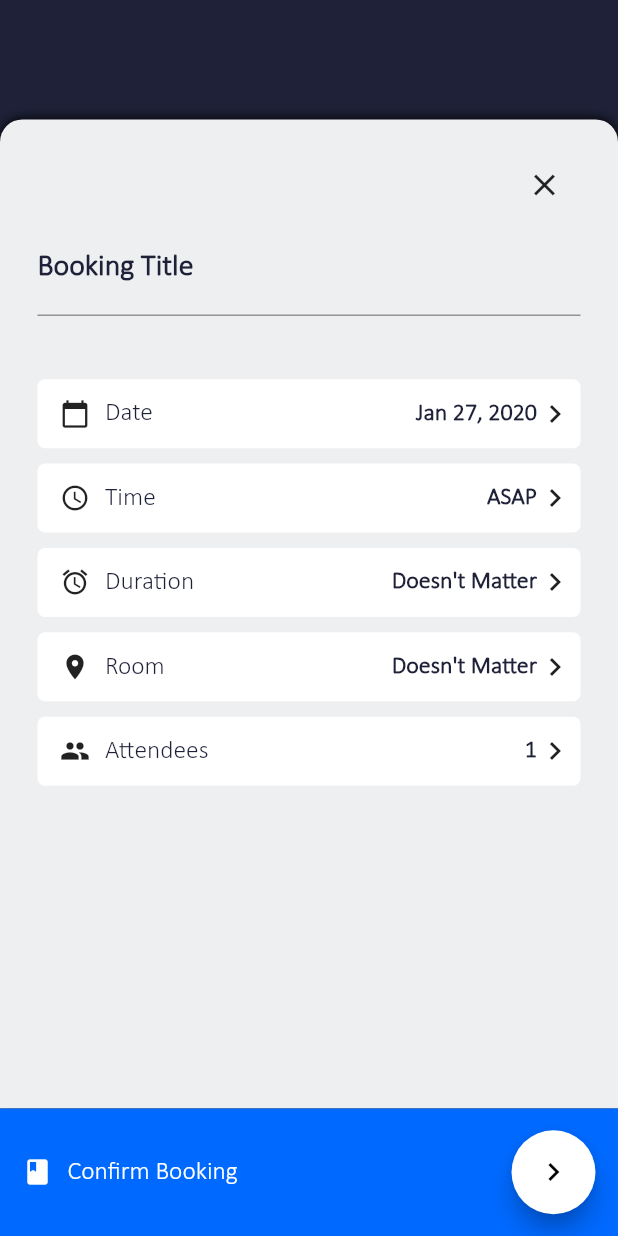
After one commit to TimmyRB/StudyRoomBooking, a Flutter app: the BookPopup screen opened directly, on a phone screen of 412 x 824 dp. The commit adds this screen. Run offline on Flutter 3.47's test engine with Material 2 defaults, Android fonts, the phone set to English and light mode, and no system bars; our stand-ins replace bubble_bottom_bar, cloud_firestore, firebase_auth, table_calendar; missing offline and left inert: barcode_scan_fix; accounts and stored records are empty; project files that could hold a hidden picture were left out.

Commit message:
:sparkles: Added popup to book rooms

```diff
--- /dev/null
+++ b/lib/popups/bookPopup.dart
@@ -0,0 +1,147 @@
+// Packages
+import 'package:flutter/material.dart';
+import 'package:intl/intl.dart';
+
+import 'package:StudyRoomBooking/widgets/fields.dart';
+import 'package:StudyRoomBooking/widgets/buttons.dart';
+
+class BookPopup extends StatefulWidget {
+  BookPopup({Key key}) : super(key: key);
+
+  @override
+  BookPopupState createState() => BookPopupState();
+}
+
+class BookPopupState extends State<BookPopup> {
+  @override
+  void initState() {
+    super.initState();
+  }
+
+  @override
+  void dispose() {
+    super.dispose();
+  }
+
+  @override
+  Widget build(BuildContext context) {
+    final double _space = 0.010;
+    return Scaffold(
+      resizeToAvoidBottomInset: false,
+      backgroundColor: Theme.of(context).backgroundColor,
+      body: Column(
+        mainAxisAlignment: MainAxisAlignment.end,
+        children: <Widget>[
+          SizedBox(
+              width: MediaQuery.of(context).size.width,
+              child: DecoratedBox(
+                  decoration: BoxDecoration(
+                    boxShadow: <BoxShadow>[BoxShadow(blurRadius: 6.0)],
+                    color: Theme.of(context).canvasColor,
+                    borderRadius: BorderRadius.only(
+                        topLeft: Radius.circular(15),
+                        topRight: Radius.circular(15)),
+                  ),
+                  child: Container(
+                    padding: EdgeInsets.only(right: 25, left: 25, top: 20),
+                    child: Column(
+                      crossAxisAlignment: CrossAxisAlignment.end,
+                      children: <Widget>[
+                        CloseButton(
+
+                        ),
+                        TitleField(
+                          label: 'Booking Title',
+                          obscureText: false,
+                          autoCorrect: true,
+                          keyboardType: TextInputType.text,
+                        ),
+                        SizedBox(
+                            height: MediaQuery.of(context).size.height * 0.05),
+                        BookOptionButton(
+                            context: context,
+                            label: 'Date',
+                            icon: Icons.calendar_today,
+                            infoLabel: DateFormat('MMM dd, yyyy')
+                                .format(DateTime.now())),
+                        SizedBox(
+                            height:
+                                MediaQuery.of(context).size.height * _space),
+                        BookOptionButton(
+                            context: context,
+                            label: 'Time',
+                            icon: Icons.access_time,
+                            infoLabel: 'ASAP'),
+                        SizedBox(
+                            height:
+                                MediaQuery.of(context).size.height * _space),
+                        BookOptionButton(
+                            context: context,
+                            label: 'Duration',
+                            icon: Icons.access_alarm,
+                            infoLabel: 'Doesn\'t Matter'),
+                        SizedBox(
+                            height:
+                                MediaQuery.of(context).size.height * _space),
+                        BookOptionButton(
+                            context: context,
+                            label: 'Room',
+                            icon: Icons.room,
+                            infoLabel: 'Doesn\'t Matter'),
+                        SizedBox(
+                            height:
+                                MediaQuery.of(context).size.height * _space),
+                        BookOptionButton(
+                            context: context,
+                            label: 'Attendees',
+                            icon: Icons.people,
+                            infoLabel: '1'),
+                        SizedBox(
+                            height:
+                                MediaQuery.of(context).size.height * _space),
+                        // BookOptionButton(
+                        //     context: context,
+                        //     label: 'Tag colour',
+                        //     icon: Icons.crop_square,
+                        //     infoLabel: '',
+                        //     iconColor: Colors.red),
+                        SizedBox(
+                            height: MediaQuery.of(context).size.height * 0.25),
+                      ],
+                    ),
+                  ))),
+          SizedBox(
+              height: 85,
+              width: double.infinity,
+              child: DecoratedBox(
+                  decoration:
+                      BoxDecoration(color: Theme.of(context).primaryColor),
+                  child: Container(
+                    padding: EdgeInsets.only(left: 15, right: 15),
+                    child: Row(
+                      mainAxisAlignment: MainAxisAlignment.spaceBetween,
+                      children: <Widget>[
+                        Row(
+                            crossAxisAlignment: CrossAxisAlignment.center,
+                            children: <Widget>[
+                              Icon(Icons.book, color: Colors.white, size: 20),
+                              SizedBox(width: 10),
+                              Text('Confirm Booking',
+                                  style: TextStyle(
+                                    color: Colors.white,
+                                    fontFamily: 'Calibri',
+                                    fontSize: 17,
+                                  ))
+                            ]),
+                        FloatingActionButton(
+                          child: Icon(Icons.chevron_right),
+                          onPressed: () {},
+                        )
+                      ],
+                    ),
+                  )))
+        ],
+      ),
+    );
+  }
+}
--- a/lib/views/settings.dart
+++ b/lib/views/settings.dart
@@ -17,15 +17,16 @@ class SettingsState extends State<SettingsPage> {
     return Scaffold(
       backgroundColor: Theme.of(context).backgroundColor,
       body: Column(
-        mainAxisAlignment: MainAxisAlignment.start,
+        mainAxisAlignment: MainAxisAlignment.center,
         crossAxisAlignment: CrossAxisAlignment.start,
         children: <Widget>[
-          RaisedButton(
+          Center(
+              child: RaisedButton(
             child: Text("Logout"),
             onPressed: () {
               widget.logoutCallback();
             },
-          )
+          ))
         ],
       ),
     );
--- a/lib/widgets/buttons.dart
+++ b/lib/widgets/buttons.dart
@@ -16,3 +16,43 @@
     ),
   );
 }
+
+Widget BookOptionButton({final BuildContext context, final VoidCallback onPressed, final String label, final IconData icon, final String infoLabel, final Color iconColor}) {
+
+  return ButtonTheme(
+    buttonColor: Color(4294967295),
+    padding: EdgeInsets.only(left: 15, right: 5),
+    shape: RoundedRectangleBorder(
+      borderRadius: BorderRadius.all(Radius.circular(5)),
+    ),
+    minWidth: double.infinity,
+    height: 46.0,
+    child: RaisedButton(
+      elevation: 0.0,
+      highlightElevation: 0.0,
+      onPressed: () async {
+        onPressed();
+      },
+      child: Row(
+        mainAxisAlignment: MainAxisAlignment.spaceBetween,
+        children: <Widget>[
+          Row(
+            crossAxisAlignment: CrossAxisAlignment.center,
+            children: <Widget>[
+              Icon(icon, size: 20, color: iconColor),
+              SizedBox(width: 10),
+              Text(label, style: TextStyle(color: new Color(4280164664), fontSize: 17.0, fontFamily: 'Calibri'))
+            ],
+          ),
+          Row(
+            mainAxisAlignment: MainAxisAlignment.end,
+            children: <Widget>[
+              Text(infoLabel, style: TextStyle(color: new Color(4280164664), fontSize: 16.0, fontFamily: 'Calibri', fontWeight: FontWeight.bold)),
+              Icon(Icons.chevron_right)
+            ],
+          )
+        ],
+      )
+    ),
+  );
+}
```
